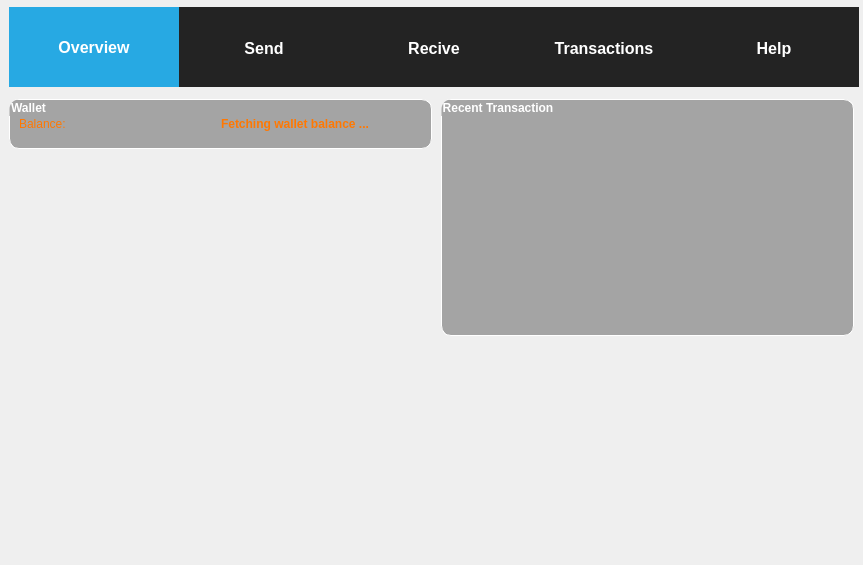
The window that forms/mainwindow.ui (kratek210/Blockchain-Client) describes before a commit, drawn with Qt 5.
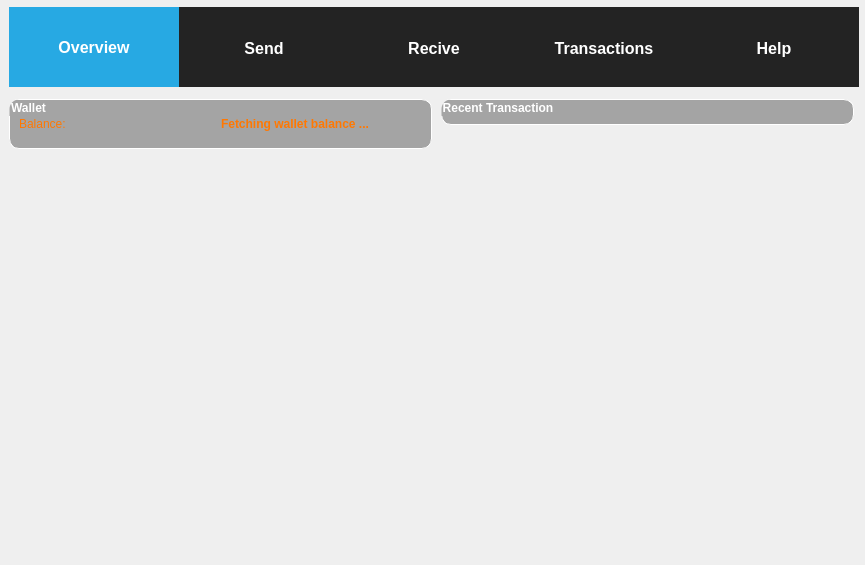
The same window after the commit. The open tabs and pages were chosen to show the change. Icons and pictures are not drawn.

Diff of the .ui file:
```diff
--- a/forms/mainwindow.ui
+++ b/forms/mainwindow.ui
@@ -9,7 +9,7 @@
    <rect>
     <x>0</x>
     <y>0</y>
-    <width>856</width>
+    <width>865</width>
     <height>565</height>
    </rect>
   </property>
@@ -27,7 +27,7 @@
   </property>
   <property name="maximumSize">
    <size>
-    <width>856</width>
+    <width>865</width>
     <height>565</height>
    </size>
   </property>
@@ -340,11 +340,14 @@
              <property name="leftMargin">
               <number>8</number>
              </property>
+             <property name="topMargin">
+              <number>15</number>
+             </property>
              <property name="rightMargin">
               <number>9</number>
              </property>
              <property name="bottomMargin">
-              <number>226</number>
+              <number>9</number>
              </property>
              <item>
               <layout class="QVBoxLayout" name="verticalLayout_4"/>
```
Left out of the diff: 11 changed lines with no effect on the pictures.
